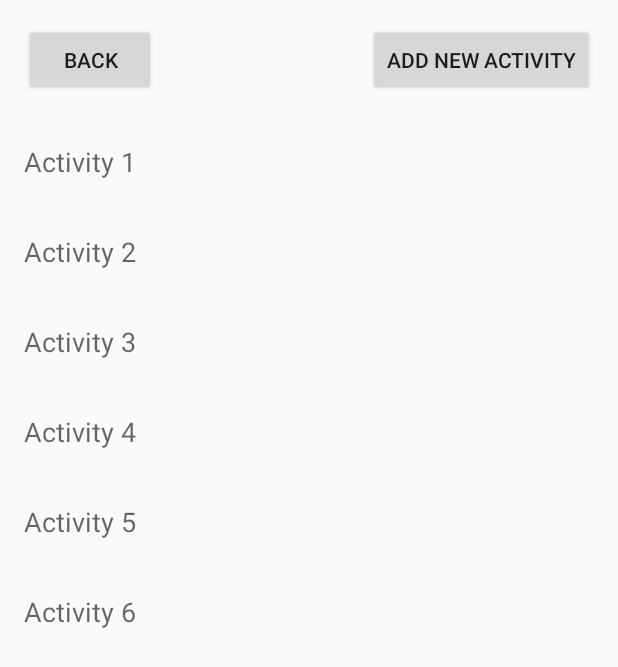
After one commit to MansBestFriend/code, an Android app: the Activity screen opened directly, with no data from a screen before it, on a phone screen of 412 x 824 dp. The commit adds this screen. Shown: the top 667 px of the screen. Run offline under Robolectric (Android 15) with nearby library versions, the phone set to English and light mode, and no system bars.

Commit message:
New Activity class

```diff
--- a/app/src/main/AndroidManifest.xml
+++ b/app/src/main/AndroidManifest.xml
@@ -21,6 +21,10 @@
         <activity
             android:name=".Profile"
             android:label="@string/title_activity_profile"
+            android:theme="@style/AppTheme.NoActionBar" />
+        <activity
+            android:name=".Activity"
+            android:label="@string/title_activity_"
             android:theme="@style/AppTheme.NoActionBar"></activity>
     </application>
 
--- /dev/null
+++ b/app/src/main/java/com/github/joey/mansbestfriend/Activity.java
@@ -0,0 +1,29 @@
+package com.github.joey.mansbestfriend;
+
+import android.os.Bundle;
+import android.support.design.widget.FloatingActionButton;
+import android.support.design.widget.Snackbar;
+import android.support.v7.app.AppCompatActivity;
+import android.support.v7.widget.Toolbar;
+import android.view.View;
+
+public class Activity extends AppCompatActivity {
+
+    @Override
+    protected void onCreate(Bundle savedInstanceState) {
+        super.onCreate(savedInstanceState);
+        setContentView(R.layout.activity_activity);
+        /*Toolbar toolbar = (Toolbar) findViewById(R.id.toolbar);
+        setSupportActionBar(toolbar);
+
+        FloatingActionButton fab = (FloatingActionButton) findViewById(R.id.fab);
+        fab.setOnClickListener(new View.OnClickListener() {
+            @Override
+            public void onClick(View view) {
+                Snackbar.make(view, "Replace with your own action", Snackbar.LENGTH_LONG)
+                        .setAction("Action", null).show();
+            }
+        });*/
+    }
+
+}
--- /dev/null
+++ b/app/src/main/res/layout/activity_activity.xml
@@ -0,0 +1,19 @@
+<?xml version="1.0" encoding="utf-8"?>
+<android.support.design.widget.CoordinatorLayout xmlns:android="http://schemas.android.com/apk/res/android"
+    xmlns:app="http://schemas.android.com/apk/res-auto"
+    xmlns:tools="http://schemas.android.com/tools"
+    android:layout_width="match_parent"
+    android:layout_height="match_parent"
+    android:fitsSystemWindows="true"
+    tools:context="com.github.joey.mansbestfriend.Activity">
+
+    <android.support.design.widget.AppBarLayout
+        android:layout_width="match_parent"
+        android:layout_height="wrap_content"
+        android:theme="@style/AppTheme.AppBarOverlay">
+
+    </android.support.design.widget.AppBarLayout>
+
+    <include layout="@layout/content_" />
+
+</android.support.design.widget.CoordinatorLayout>
--- /dev/null
+++ b/app/src/main/res/layout/content_.xml
@@ -0,0 +1,94 @@
+<?xml version="1.0" encoding="utf-8"?>
+<RelativeLayout xmlns:android="http://schemas.android.com/apk/res/android"
+    xmlns:app="http://schemas.android.com/apk/res-auto"
+    xmlns:tools="http://schemas.android.com/tools"
+    android:layout_width="match_parent"
+    android:layout_height="match_parent"
+    android:paddingBottom="@dimen/activity_vertical_margin"
+    android:paddingLeft="@dimen/activity_horizontal_margin"
+    android:paddingRight="@dimen/activity_horizontal_margin"
+    android:paddingTop="@dimen/activity_vertical_margin"
+    app:layout_behavior="@string/appbar_scrolling_view_behavior"
+    tools:context="com.github.joey.mansbestfriend.Activity"
+    tools:showIn="@layout/activity_activity">
+
+    <Button
+        android:layout_width="wrap_content"
+        android:layout_height="wrap_content"
+        android:text="Back"
+        android:id="@+id/backButton"
+        android:layout_alignParentTop="true"
+        android:layout_alignParentLeft="true"
+        android:layout_alignParentStart="true" />
+
+    <Button
+        android:layout_width="wrap_content"
+        android:layout_height="wrap_content"
+        android:text="add new activity"
+        android:id="@+id/button"
+        android:layout_alignParentTop="true"
+        android:layout_alignParentRight="true"
+        android:layout_alignParentEnd="true" />
+
+    <TextView
+        android:layout_width="fill_parent"
+        android:layout_height="60dp"
+        android:textAppearance="?android:attr/textAppearanceMedium"
+        android:text="Activity 1"
+        android:id="@+id/activity1"
+        android:layout_marginTop="31dp"
+        android:layout_below="@+id/backButton"
+        android:layout_alignParentLeft="true"
+        android:layout_alignParentStart="true" />
+
+    <TextView
+        android:layout_width="fill_parent"
+        android:layout_height="60dp"
+        android:textAppearance="?android:attr/textAppearanceMedium"
+        android:text="Activity 2"
+        android:id="@+id/activity2"
+        android:layout_below="@+id/activity1"
+        android:layout_alignParentLeft="true"
+        android:layout_alignParentStart="true" />
+
+    <TextView
+        android:layout_width="fill_parent"
+        android:layout_height="60dp"
+        android:textAppearance="?android:attr/textAppearanceMedium"
+        android:text="Activity 3"
+        android:id="@+id/activity3"
+        android:layout_below="@+id/activity2"
+        android:layout_alignParentLeft="true"
+        android:layout_alignParentStart="true" />
+
+    <TextView
+        android:layout_width="fill_parent"
+        android:layout_height="60dp"
+        android:textAppearance="?android:attr/textAppearanceMedium"
+        android:text="Activity 4"
+        android:id="@+id/activity4"
+        android:layout_below="@+id/activity3"
+        android:layout_alignParentLeft="true"
+        android:layout_alignParentStart="true" />
+
+    <TextView
+        android:layout_width="fill_parent"
+        android:layout_height="60dp"
+        android:textAppearance="?android:attr/textAppearanceMedium"
+        android:text="Activity 5"
+        android:id="@+id/activity5"
+        android:layout_below="@+id/activity4"
+        android:layout_alignParentLeft="true"
+        android:layout_alignParentStart="true" />
+
+    <TextView
+        android:layout_width="fill_parent"
+        android:layout_height="60dp"
+        android:textAppearance="?android:attr/textAppearanceMedium"
+        android:text="Activity 6"
+        android:id="@+id/activity6"
+        android:layout_below="@+id/activity5"
+        android:layout_alignParentLeft="true"
+        android:layout_alignParentStart="true" />
+
+</RelativeLayout>
--- a/app/src/main/res/values/strings.xml
+++ b/app/src/main/res/values/strings.xml
@@ -2,4 +2,5 @@
     <string name="app_name">Man\'s Best Friend</string>
     <string name="action_settings">Settings</string>
     <string name="title_activity_profile">Profile</string>
+    <string name="title_activity_">Activity</string>
 </resources>
```
